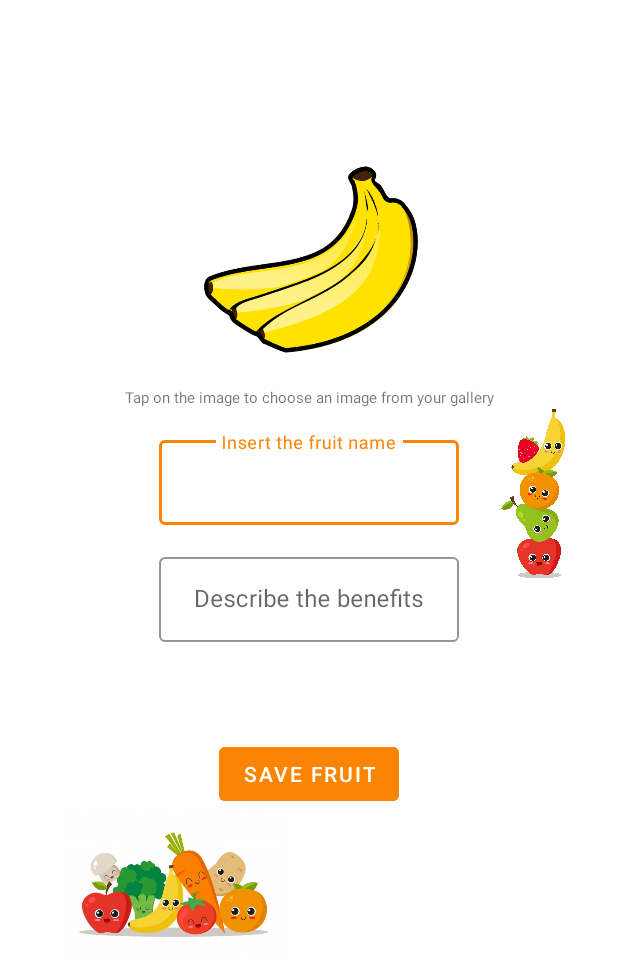
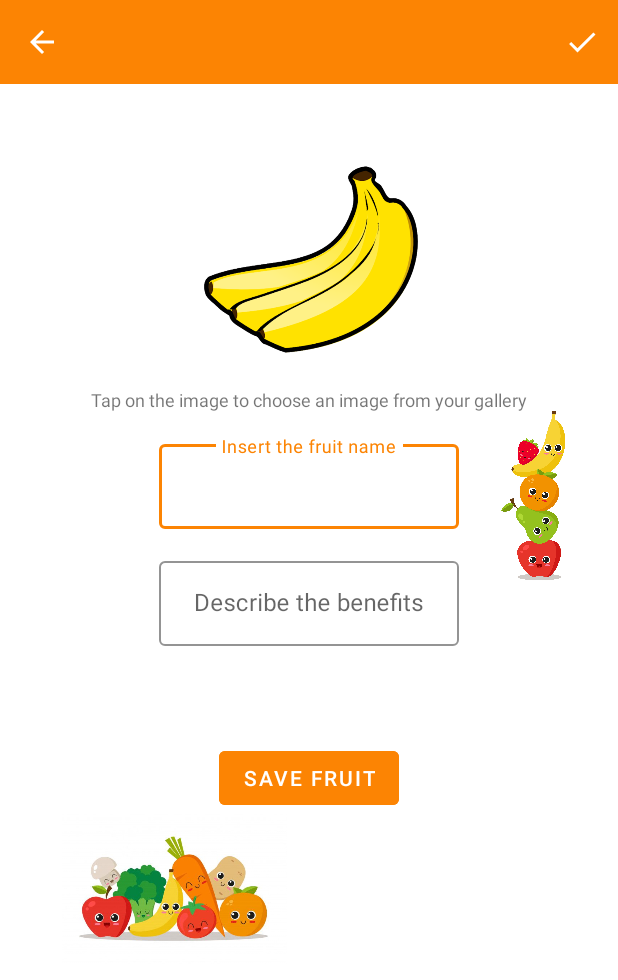
Before and after one commit to Drumering/DevApp20211, an Android app: the AddFruitsActivity screen opened directly, with no data from a screen before it, on a phone screen of 412 x 824 dp. Shown: the top 980 px of the screen. Run offline under Robolectric (Android 15) with nearby library versions, the light colour scheme and no system bars.

Commit message:
[TASK]Adjustments on menu from Add Fruit Activity and some refactors

```diff
--- a/app/src/main/AndroidManifest.xml
+++ b/app/src/main/AndroidManifest.xml
@@ -11,13 +11,15 @@
         android:roundIcon="@mipmap/ic_launcher_round"
         android:supportsRtl="true"
         android:theme="@style/Theme.DevApp20211">
-        <activity android:name=".activities.DescriptionFruitsActivity"></activity>
+        <activity android:name=".activities.DescriptionFruitsActivity"
+            android:theme="@style/Theme.DevApp20211.FullScreen" />
         <activity
             android:name=".activities.AddFruitsActivity"
+            android:theme="@style/Theme.DevApp20211.FullScreen"
             android:windowSoftInputMode="adjustPan" />
         <activity
             android:name=".activities.MainActivity"
-            android:theme="@style/Theme.MaterialComponents.DayNight.NoActionBar.FullScreen"
+            android:theme="@style/Theme.DevApp20211.FullScreen"
             android:windowSoftInputMode="adjustPan">
             <intent-filter>
                 <action android:name="android.intent.action.MAIN" />
--- a/app/src/main/java/school/cesar/devapp20211/activities/AddFruitsActivity.kt
+++ b/app/src/main/java/school/cesar/devapp20211/activities/AddFruitsActivity.kt
@@ -2,9 +2,22 @@ package school.cesar.devapp20211.activities
 
 import android.app.Activity
 import android.content.Intent
+import android.graphics.BlendMode
+import android.graphics.Color
+import android.graphics.ColorFilter
+import android.graphics.PorterDuff
+import android.graphics.drawable.Drawable
+import android.os.Build
 import androidx.appcompat.app.AppCompatActivity
 import android.os.Bundle
+import android.view.Menu
+import android.view.MenuItem
 import android.view.MotionEvent
+import android.view.Window
+import androidx.appcompat.content.res.AppCompatResources
+import androidx.core.graphics.drawable.DrawableCompat
+import androidx.core.view.contains
+import school.cesar.devapp20211.R
 import school.cesar.devapp20211.databinding.ActivityAddFruitsBinding
 import school.cesar.devapp20211.models.Fruit
 import school.cesar.devapp20211.utils.Utils
@@ -26,6 +39,18 @@ class AddFruitsActivity : AppCompatActivity() {
         super.onCreate(savedInstanceState)
         binding = ActivityAddFruitsBinding.inflate(layoutInflater)
         setContentView(binding.root)
+
+        setupToolbar()
+    }
+
+    private fun setupToolbar() {
+        val wrappedDrawable = AppCompatResources.getDrawable(this, R.drawable.ic_arrow_back)?.apply {
+            DrawableCompat.setTint(this, Color.WHITE)
+        }
+        binding.toolbar.navigationIcon = wrappedDrawable
+
+        setSupportActionBar(binding.toolbar)
+        supportActionBar?.setDisplayShowTitleEnabled(false)
     }
 
     override fun onResume() {
@@ -69,4 +94,22 @@ class AddFruitsActivity : AppCompatActivity() {
         intent.type = "image/*"
         startActivityForResult(intent, REQUEST_CODE)
     }
+
+    override fun onCreateOptionsMenu(menu: Menu?): Boolean {
+        menuInflater.inflate(R.menu.menu_add_fruit, menu)
+
+        menu?.findItem(R.id.menu_add_fruit)?.icon?.let { DrawableCompat.setTint(it, Color.WHITE) }
+
+        return super.onCreateOptionsMenu(menu)
+    }
+
+    override fun onOptionsItemSelected(item: MenuItem) = when (item.itemId) {
+        android.R.id.home -> {
+            finish()
+            true
+        }
+        else ->  {
+            super.onOptionsItemSelected(item)
+        }
+    }
 }
--- /dev/null
+++ b/app/src/main/res/drawable/ic_arrow_back.xml
@@ -0,0 +1,10 @@
+<vector xmlns:android="http://schemas.android.com/apk/res/android"
+    android:width="24dp"
+    android:height="24dp"
+    android:viewportWidth="24"
+    android:viewportHeight="24"
+    android:tint="?attr/colorControlNormal">
+  <path
+      android:fillColor="@android:color/white"
+      android:pathData="M20,11H7.83l5.59,-5.59L12,4l-8,8 8,8 1.41,-1.41L7.83,13H20v-2z"/>
+</vector>
--- a/app/src/main/res/drawable-anydpi/ic_add_fruit_menu.xml
+++ b/app/src/main/res/drawable/ic_done.xml
@@ -3,8 +3,7 @@
     android:height="24dp"
     android:viewportWidth="24"
     android:viewportHeight="24"
-    android:tint="#333333"
-    android:alpha="0.6">
+    android:tint="?attr/colorControlNormal">
   <path
       android:fillColor="@android:color/white"
       android:pathData="M9,16.2L4.8,12l-1.4,1.4L9,19 21,7l-1.4,-1.4L9,16.2z"/>
--- a/app/src/main/res/layout/activity_add_fruits.xml
+++ b/app/src/main/res/layout/activity_add_fruits.xml
@@ -9,9 +9,22 @@
 
     <androidx.constraintlayout.widget.ConstraintLayout
         android:layout_width="match_parent"
-        android:layout_height="match_parent"
-        android:theme="@style/Theme.MaterialComponents.DayNight"
+        android:layout_height="wrap_content"
         tools:context=".activities.AddFruitsActivity">
+
+        <com.google.android.material.appbar.AppBarLayout
+            android:layout_width="match_parent"
+            android:layout_height="wrap_content"
+            app:layout_constraintTop_toTopOf="parent"
+            app:layout_constraintStart_toStartOf="parent"
+            app:layout_constraintEnd_toEndOf="parent">
+
+            <androidx.appcompat.widget.Toolbar
+                android:id="@+id/toolbar"
+                android:layout_width="match_parent"
+                android:layout_height="?attr/actionBarSize"/>
+
+        </com.google.android.material.appbar.AppBarLayout>
 
 
         <androidx.cardview.widget.CardView
@@ -125,7 +138,7 @@
             android:id="@+id/textView"
             android:layout_width="wrap_content"
             android:layout_height="wrap_content"
-            android:textSize="10dp"
+            android:textSize="12sp"
             android:text="@string/tap_on_the_image_to_choose_an_image_from_your_gallery"
             app:layout_constraintEnd_toEndOf="parent"
             app:layout_constraintStart_toStartOf="parent"
--- a/app/src/main/res/menu/menu_add_fruit.xml
+++ b/app/src/main/res/menu/menu_add_fruit.xml
@@ -4,7 +4,7 @@
 
     <item
         android:id="@+id/menu_add_fruit"
-        android:icon="@drawable/ic_add_fruit_menu"
+        android:icon="@drawable/ic_done"
         app:showAsAction="always"
         android:title="@string/add_fruit_menu" />
 </menu>
--- a/app/src/main/res/values/themes.xml
+++ b/app/src/main/res/values/themes.xml
@@ -13,7 +13,7 @@
         <item name="android:statusBarColor" tools:targetApi="l">?attr/colorPrimaryVariant</item>
         <!-- Customize your theme here. -->
     </style>
-    <style name="Theme.MaterialComponents.DayNight.NoActionBar.FullScreen" parent="Theme.MaterialComponents.DayNight.NoActionBar">
+    <style name="Theme.DevApp20211.FullScreen" parent="Theme.DevApp20211">
         <item name="android:windowNoTitle">true</item>
         <item name="android:windowActionBar">false</item>
         <item name="android:windowFullscreen">true</item>
```
Also changed, not shown: app/src/main/res/drawable-hdpi/ic_add_fruit_menu.png (deleted), app/src/main/res/drawable-mdpi/ic_add_fruit_menu.png (deleted), app/src/main/res/drawable-xhdpi/ic_add_fruit_menu.png (deleted), app/src/main/res/drawable-xxhdpi/ic_add_fruit_menu.png (deleted).
